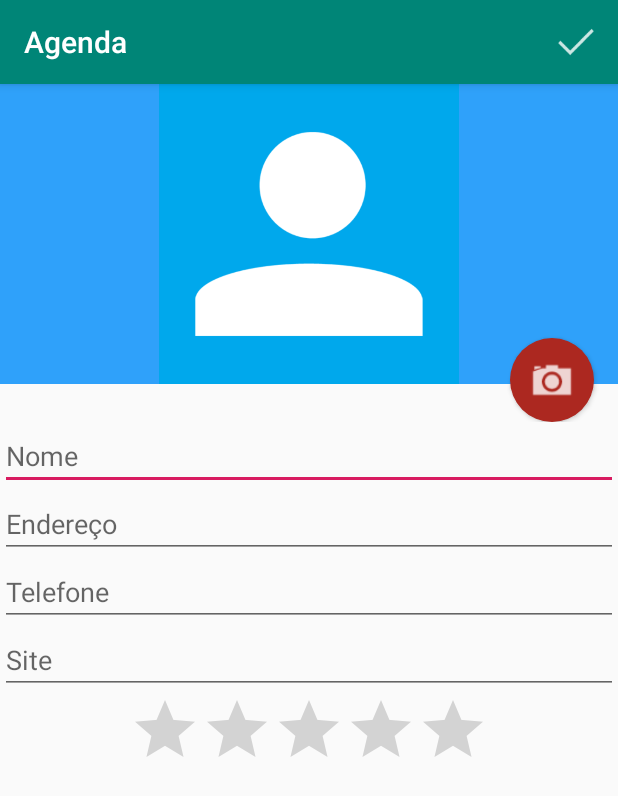
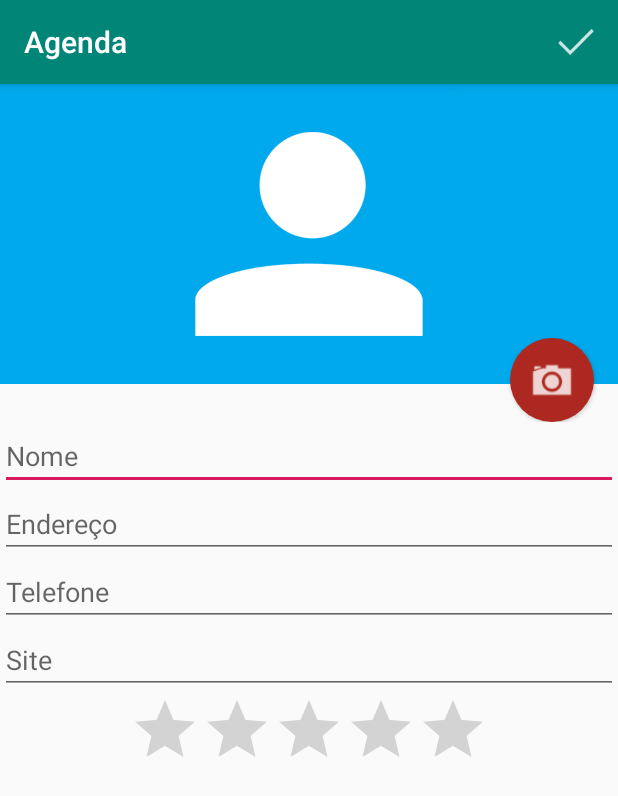
Before and after one commit to renanparis/Agenda_Alura, an Android app: the FormActivity screen opened directly, with no data from a screen before it, on a phone screen of 412 x 824 dp. Shown: the top 796 px of the screen. Run offline under Robolectric (Android 15) with nearby library versions, the phone set to English and light mode, and no system bars.

```diff
--- a/app/src/main/res/layout/activity_fomr.xml
+++ b/app/src/main/res/layout/activity_fomr.xml
@@ -19,7 +19,7 @@
                 android:layout_width="match_parent"
                 android:layout_height="200dp"
                 android:src="@drawable/person"
-                android:background="#2FA1FA"
+                android:background="#00A9EC"
                 android:contentDescription="@string/form_foto_aluno" />
 
             <Button
--- a/app/src/main/res/layout/activity_lits_students.xml
+++ b/app/src/main/res/layout/activity_lits_students.xml
@@ -13,6 +13,7 @@
         android:layout_height="56dp"
         android:id="@+id/add_student"
         android:text="+"
+        android:textAlignment="center"
         android:textSize="46sp"
         android:textColor="#ffff"
         android:layout_alignParentBottom="true"
```
Also changed, not shown: app/src/main/java/com/paris/agenda/adapter/StudentAdapter.java (+10 -0 lines).
